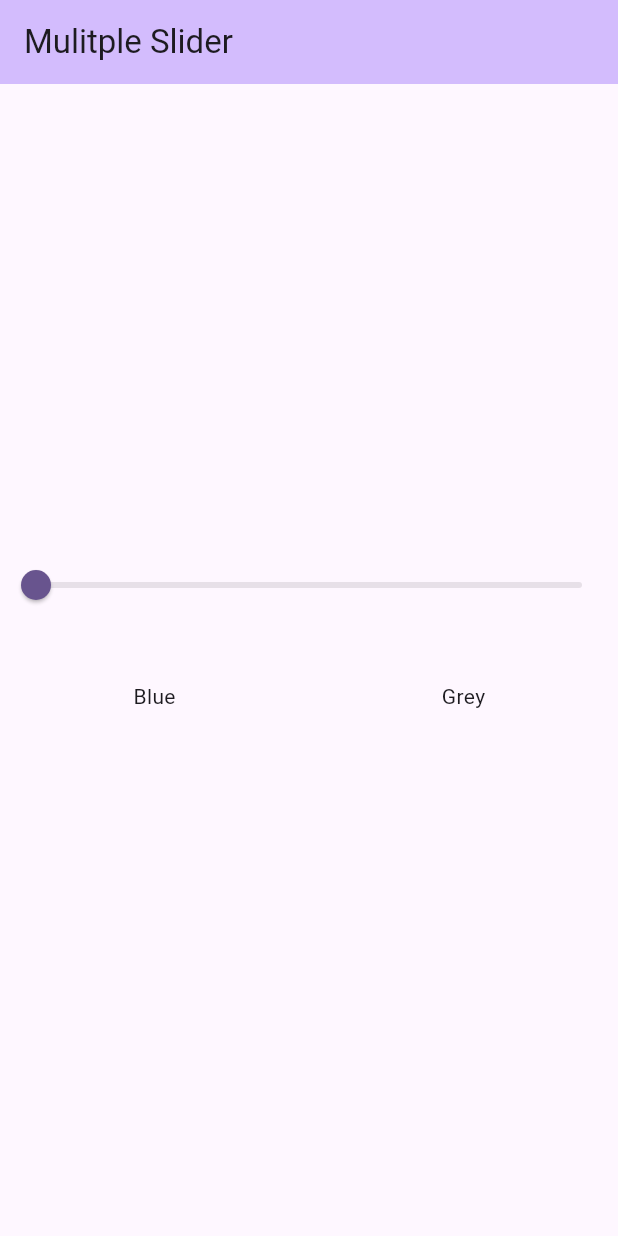
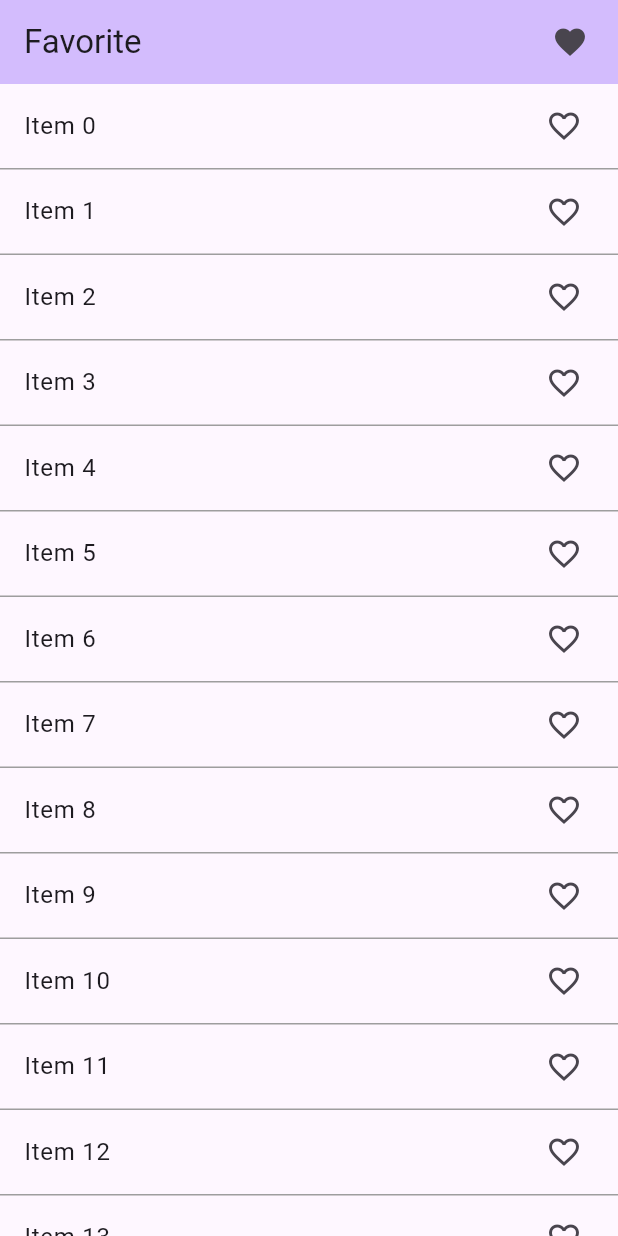
Before and after one commit to VinayTShetty/Flutter-Tutorials, a Flutter app: the screen it shows after launch, on a phone screen of 412 x 824 dp. Run offline on Flutter 3.47's test engine with Material 3 defaults, Android fonts, the phone set to English and light mode, and no system bars.

Commit message:
Provider Logic Implementation for Different Screen. Example using Favorites ItemSelection.

```diff
--- a/lib/main.dart
+++ b/lib/main.dart
@@ -2,8 +2,11 @@ import 'package:flutter/material.dart';
 import 'package:statemanagement/provider/ColorSlider_Provider.dart';
 import 'package:statemanagement/provider/Counter_Provider.dart';
 import 'package:provider/provider.dart';
+import 'package:statemanagement/provider/Favorite_Provider.dart';
 import 'package:statemanagement/screen/Counter.dart';
 import 'package:statemanagement/screen/SliderColorChange.dart';
+
+import 'screen/FavoriteScreen/FavoriteMain.dart';
 
 void main() {
   runApp(const MyApp());
@@ -17,7 +20,8 @@ class MyApp extends StatelessWidget {
     return MultiProvider(
       providers: [
         ChangeNotifierProvider(create: (_) => CountProvider()),
-        ChangeNotifierProvider(create: (_) => ColorProvider())
+        ChangeNotifierProvider(create: (_) => ColorProvider()),
+        ChangeNotifierProvider(create: (_) => FavoriteItemProvider()),
       ],
       child: MaterialApp(
         title: 'Flutter Demo',
@@ -25,7 +29,7 @@ class MyApp extends StatelessWidget {
           colorScheme: ColorScheme.fromSeed(seedColor: Colors.deepPurple),
           useMaterial3: true,
         ),
-        home: ColorSlider(),
+        home: FavoritesScreen(),
       ),
     );
   }
--- /dev/null
+++ b/lib/provider/Favorite_Provider.dart
@@ -0,0 +1,16 @@
+import 'package:flutter/foundation.dart';
+
+class FavoriteItemProvider with ChangeNotifier {
+  List<int> _selectedItem = [];
+  List<int> get selectedItem => _selectedItem;
+
+  void addItem(int value) {
+    _selectedItem.add(value);
+    notifyListeners();
+  }
+
+  void removeItem(int value) {
+    _selectedItem.remove(value);
+    notifyListeners();
+  }
+}
--- /dev/null
+++ b/lib/screen/FavoriteScreen/FavoriteMain.dart
@@ -0,0 +1,64 @@
+import 'package:flutter/material.dart';
+import 'package:provider/provider.dart';
+import 'package:statemanagement/provider/Favorite_Provider.dart';
+import 'package:statemanagement/screen/FavoriteScreen/FavoriteItemSelected.dart';
+
+class FavoritesScreen extends StatefulWidget {
+  const FavoritesScreen({super.key});
+
+  @override
+  State<FavoritesScreen> createState() => _FavoritesScreenState();
+}
+
+class _FavoritesScreenState extends State<FavoritesScreen> {
+  @override
+  Widget build(BuildContext context) {
+    print("Build Entire Widget");
+    return Scaffold(
+        appBar: AppBar(
+          title: Text('Favorite'),
+          actions: [
+            InkWell(
+                onTap: () {
+                  Navigator.push(
+                      context,
+                      MaterialPageRoute(
+                          builder: (context) => FavoriteItemSelected()));
+                },
+                child: Icon(Icons.favorite)),
+            SizedBox(
+              width: 20,
+            )
+          ],
+          backgroundColor: Theme.of(context).colorScheme.inversePrimary,
+        ),
+        body: ListView.builder(
+            itemCount: 100,
+            itemBuilder: (context, index) {
+              return Column(
+                children: [
+                  Consumer<FavoriteItemProvider>(
+                      builder: (context, value, child) {
+                    return ListTile(
+                      onTap: () {
+                        if (value.selectedItem.contains(index)) {
+                          value.removeItem(index);
+                        } else {
+                          value.addItem(index);
+                        }
+                      },
+                      title: Text('Item ' + index.toString()),
+                      trailing: Icon(value.selectedItem.contains(index)
+                          ? Icons.favorite
+                          : Icons.favorite_border_outlined),
+                    );
+                  }),
+                  const Divider(
+                    height: 1,
+                    color: Colors.grey,
+                  )
+                ],
+              );
+            }));
+  }
+}
```
Also changed, not shown: lib/screen/FavoriteScreen/FavoriteItemSelected.dart (added, +65 -0 lines).
